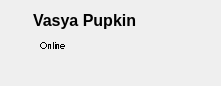
Old version of the form src/plugins/statuschanger/statuswidget.ui in the repository silvansky/Contacts.
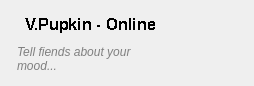
New version of the form.

Patch:
```diff
--- a/src/plugins/statuschanger/statuswidget.ui
+++ b/src/plugins/statuschanger/statuswidget.ui
@@ -6,7 +6,7 @@
    <rect>
     <x>0</x>
     <y>0</y>
-    <width>221</width>
+    <width>254</width>
     <height>82</height>
    </rect>
   </property>
@@ -16,29 +16,13 @@
   <layout class="QHBoxLayout" name="horizontalLayout">
    <item>
     <layout class="QFormLayout" name="formLayout">
-     <item row="0" column="0">
-      <widget class="QLabel" name="statusLabel">
-       <property name="sizePolicy">
-        <sizepolicy hsizetype="Fixed" vsizetype="Fixed">
-         <horstretch>0</horstretch>
-         <verstretch>0</verstretch>
-        </sizepolicy>
-       </property>
-       <property name="minimumSize">
-        <size>
-         <width>16</width>
-         <height>16</height>
-        </size>
-       </property>
-       <property name="text">
-        <string/>
-       </property>
-      </widget>
-     </item>
+     <property name="fieldGrowthPolicy">
+      <enum>QFormLayout::AllNonFixedFieldsGrow</enum>
+     </property>
      <item row="0" column="1">
-      <widget class="QLabel" name="nameLabel">
+      <widget class="QToolButton" name="statusToolButton">
        <property name="sizePolicy">
-        <sizepolicy hsizetype="Minimum" vsizetype="Preferred">
+        <sizepolicy hsizetype="Maximum" vsizetype="Fixed">
          <horstretch>0</horstretch>
          <verstretch>0</verstretch>
         </sizepolicy>
@@ -48,41 +32,41 @@
          <pointsize>12</pointsize>
          <weight>75</weight>
          <bold>true</bold>
-        </font>
-       </property>
-       <property name="text">
-        <string>Vasya Pupkin</string>
-       </property>
-      </widget>
-     </item>
-     <item row="1" column="1">
-      <widget class="QToolButton" name="statusToolButton">
-       <property name="sizePolicy">
-        <sizepolicy hsizetype="Maximum" vsizetype="Fixed">
-         <horstretch>0</horstretch>
-         <verstretch>0</verstretch>
-        </sizepolicy>
-       </property>
-       <property name="font">
-        <font>
-         <pointsize>7</pointsize>
          <stylestrategy>NoAntialias</stylestrategy>
         </font>
        </property>
        <property name="text">
-        <string>Online</string>
+        <string>V.Pupkin - Online</string>
        </property>
        <property name="popupMode">
         <enum>QToolButton::InstantPopup</enum>
        </property>
        <property name="toolButtonStyle">
-        <enum>Qt::ToolButtonTextOnly</enum>
+        <enum>Qt::ToolButtonTextBesideIcon</enum>
        </property>
        <property name="autoRaise">
         <bool>true</bool>
        </property>
       </widget>
      </item>
+     <item row="1" column="1">
+      <widget class="QLabel" name="moodLabel">
+       <property name="cursor">
+        <cursorShape>PointingHandCursor</cursorShape>
+       </property>
+       <property name="styleSheet">
+        <string notr="true">QLabel:hover {
+	background-color: rgb(255, 255, 127);
+}</string>
+       </property>
+       <property name="text">
+        <string>&lt;i&gt;&lt;font color=grey&gt;Tell fiends about your mood...&lt;/font&gt;&lt;/i&gt;</string>
+       </property>
+       <property name="wordWrap">
+        <bool>true</bool>
+       </property>
+      </widget>
+     </item>
     </layout>
    </item>
    <item>
```
